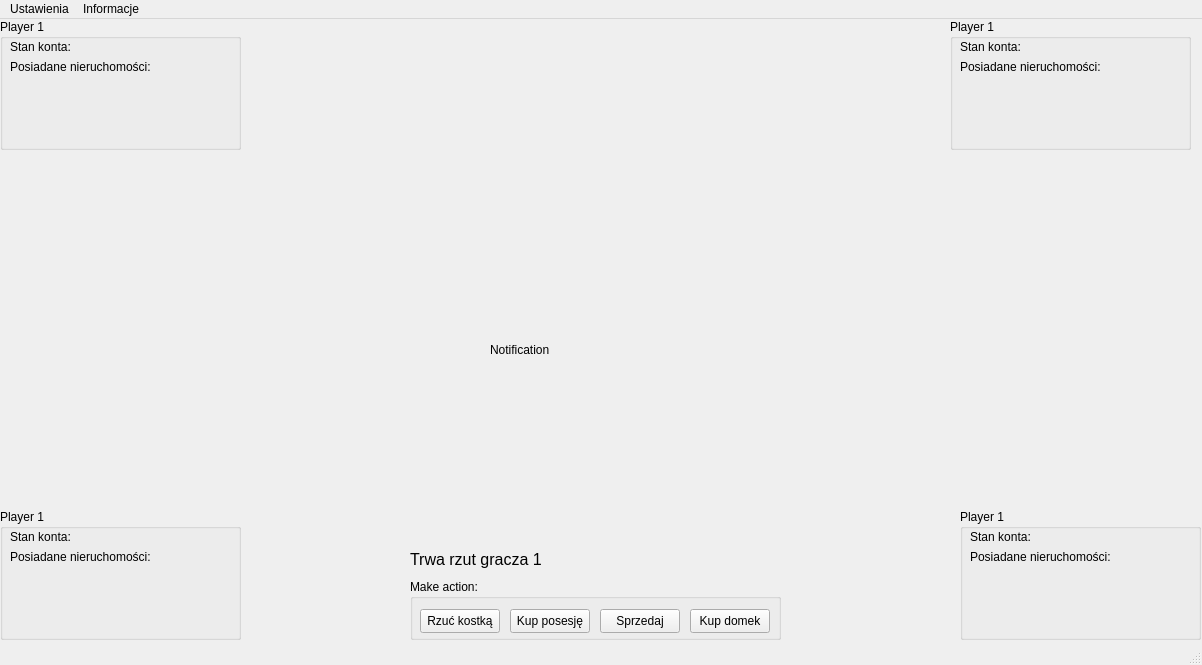
Above: mainwindow.ui from piterbx/naukopoly before the change. Below: the same form after it.
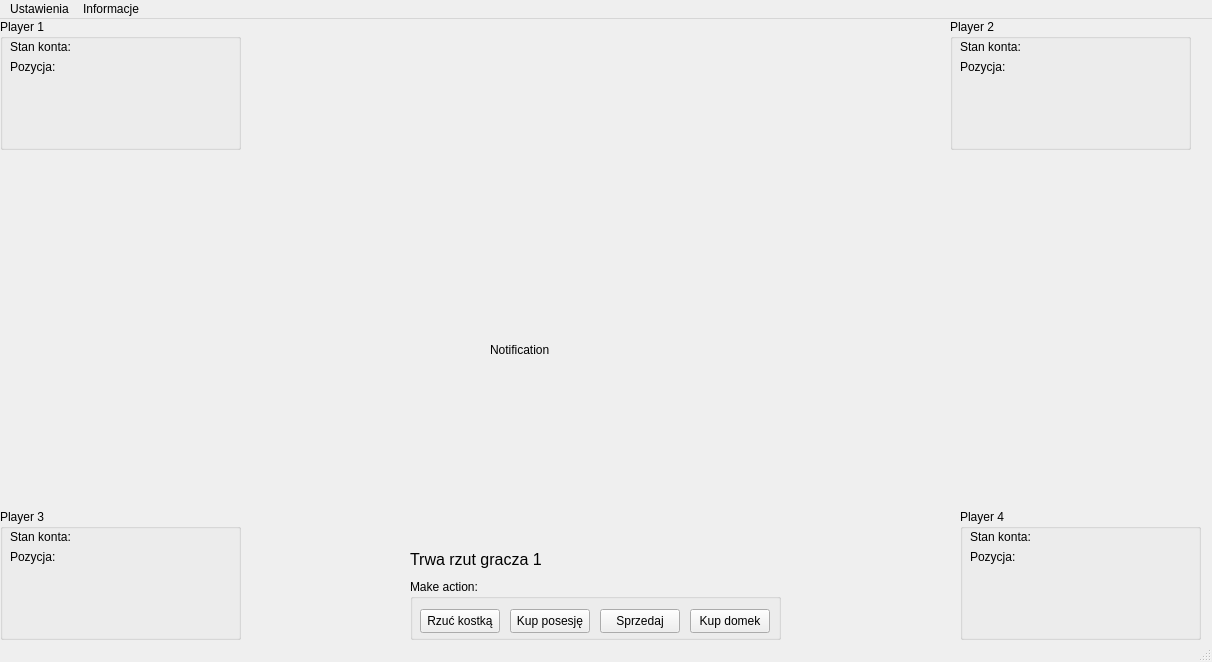
That is the form after the change.

Commit message: setLabelAccount, setLabelCurrentPlayer and setLabelPosition in MainWindow added

Diff of the .ui file:
```diff
--- a/mainwindow.ui
+++ b/mainwindow.ui
@@ -6,15 +6,30 @@
    <rect>
     <x>0</x>
     <y>0</y>
-    <width>1202</width>
-    <height>665</height>
+    <width>1212</width>
+    <height>662</height>
    </rect>
   </property>
   <property name="windowTitle">
    <string>MainWindow</string>
   </property>
   <widget class="QWidget" name="centralwidget">
-   <widget class="QGroupBox" name="groupBox">
+   <property name="enabled">
+    <bool>true</bool>
+   </property>
+   <property name="sizePolicy">
+    <sizepolicy hsizetype="Preferred" vsizetype="Preferred">
+     <horstretch>0</horstretch>
+     <verstretch>0</verstretch>
+    </sizepolicy>
+   </property>
+   <property name="sizeIncrement">
+    <size>
+     <width>16</width>
+     <height>9</height>
+    </size>
+   </property>
+   <widget class="QGroupBox" name="groupBoxPlayer1">
     <property name="geometry">
      <rect>
       <x>0</x>
@@ -39,7 +54,7 @@
       <string>&lt;html&gt;&lt;head/&gt;&lt;body&gt;&lt;p align=&quot;center&quot;&gt;Stan konta:&lt;/p&gt;&lt;/body&gt;&lt;/html&gt;</string>
      </property>
     </widget>
-    <widget class="QLabel" name="label_2">
+    <widget class="QLabel" name="labelPos1">
      <property name="geometry">
       <rect>
        <x>10</x>
@@ -49,7 +64,7 @@
       </rect>
      </property>
      <property name="text">
-      <string>Posiadane nieruchomości:</string>
+      <string>Pozycja:</string>
      </property>
     </widget>
    </widget>
@@ -136,7 +151,10 @@
      <string>Trwa rzut gracza 1</string>
     </property>
    </widget>
-   <widget class="QGroupBox" name="groupBox_3">
+   <widget class="QGroupBox" name="groupBoxPlayer3">
+    <property name="enabled">
+     <bool>true</bool>
+    </property>
     <property name="geometry">
      <rect>
       <x>0</x>
@@ -146,7 +164,7 @@
      </rect>
     </property>
     <property name="title">
-     <string>Player 1</string>
+     <string>Player 3</string>
     </property>
     <widget class="QLabel" name="label_4">
      <property name="geometry">
@@ -171,7 +189,7 @@
       </rect>
      </property>
      <property name="text">
-      <string>Posiadane nieruchomości:</string>
+      <string>Pozycja:</string>
      </property>
     </widget>
    </widget>
@@ -185,7 +203,7 @@
      </rect>
     </property>
     <property name="title">
-     <string>Player 1</string>
+     <string>Player 4</string>
     </property>
     <widget class="QLabel" name="label_6">
      <property name="geometry">
@@ -210,7 +228,7 @@
       </rect>
      </property>
      <property name="text">
-      <string>Posiadane nieruchomości:</string>
+      <string>Pozycja:</string>
      </property>
     </widget>
    </widget>
@@ -224,7 +242,7 @@
      </rect>
     </property>
     <property name="title">
-     <string>Player 1</string>
+     <string>Player 2</string>
     </property>
     <widget class="QLabel" name="label_8">
      <property name="geometry">
@@ -249,7 +267,7 @@
       </rect>
      </property>
      <property name="text">
-      <string>Posiadane nieruchomości:</string>
+      <string>Pozycja:</string>
      </property>
     </widget>
    </widget>
@@ -272,7 +290,7 @@
     <rect>
      <x>0</x>
      <y>0</y>
-     <width>1202</width>
+     <width>1212</width>
      <height>21</height>
     </rect>
    </property>
```
Left out of the diff: 20 changed lines with no effect on the pictures. The commit also changes 4 other files.
